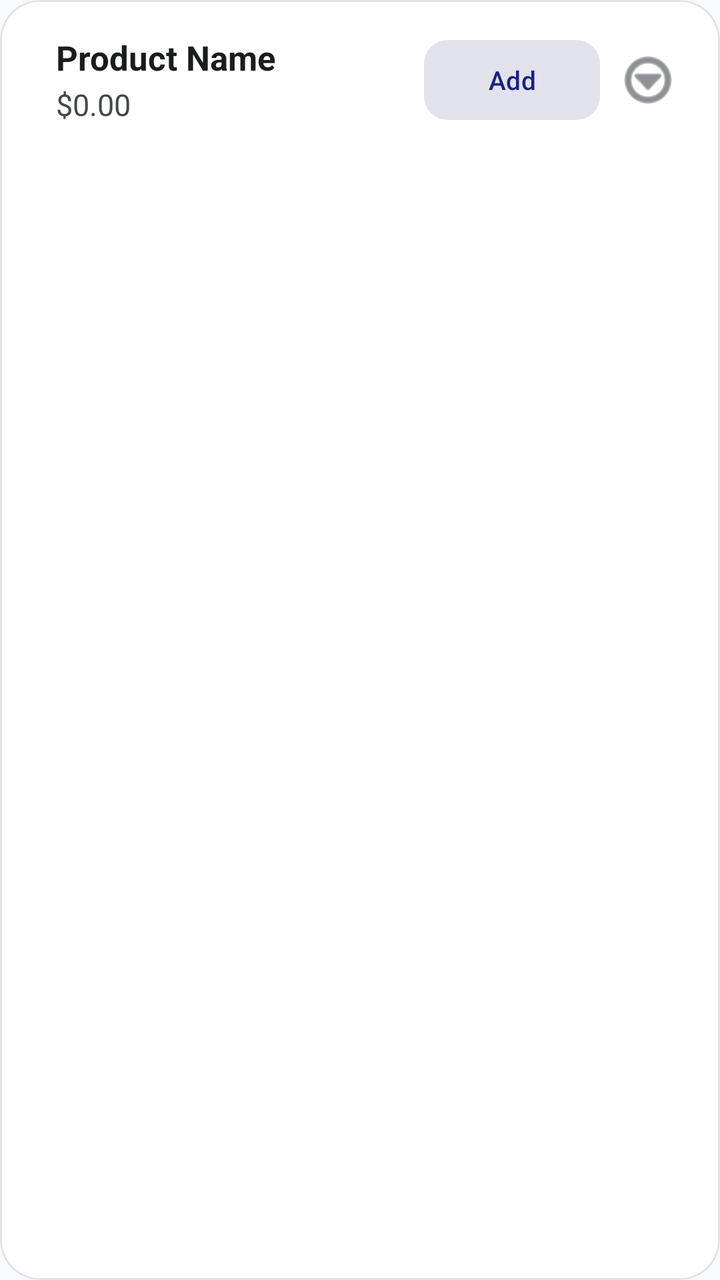
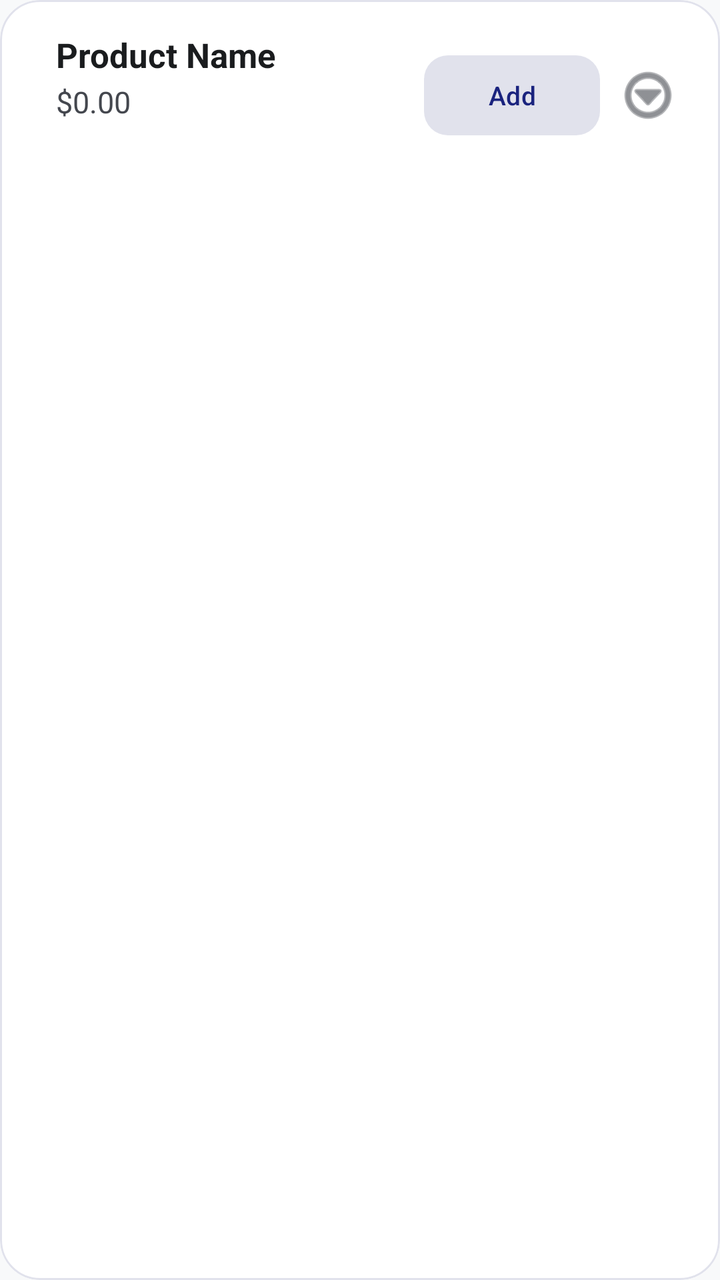

Two renders of the same Android screen: before a commit and after it. Below are the layout's source before the change and the commit's diff.
<!-- AndroidManifest.xml: application theme Theme.PosExpress -->
<!-- res/layout/product_item.xml -->
<?xml version="1.0" encoding="utf-8"?>
<com.google.android.material.card.MaterialCardView xmlns:android="http://schemas.android.com/apk/res/android"
    xmlns:app="http://schemas.android.com/apk/res-auto"
    android:id="@+id/productCard"
    android:layout_width="match_parent"
    android:layout_height="wrap_content"
    android:layout_marginHorizontal="16dp"
    android:layout_marginVertical="8dp"
    app:cardCornerRadius="20dp"
    app:cardElevation="0dp"
    app:strokeWidth="1dp"
    app:strokeColor="@color/surfaceVariant"
    app:cardBackgroundColor="@color/white">

    <LinearLayout
        android:layout_width="match_parent"
        android:layout_height="wrap_content"
        android:orientation="horizontal"
        android:gravity="center_vertical">

        
        <View
            android:id="@+id/selectionIndicator"
            android:layout_width="6dp"
            android:layout_height="match_parent"
            android:background="@color/successEmerald"
            android:visibility="gone" />

        <LinearLayout
            android:layout_width="match_parent"
            android:layout_height="wrap_content"
            android:orientation="horizontal"
            android:padding="16dp"
            android:gravity="center_vertical">



            <LinearLayout
                android:layout_width="0dp"
                android:layout_height="wrap_content"
                android:layout_weight="1"
                android:layout_marginStart="12dp"
                android:orientation="vertical">

                <LinearLayout
                    android:layout_width="wrap_content"
                    android:layout_height="wrap_content"
                    android:orientation="horizontal"
                    android:gravity="center_vertical">

                    <TextView
                        android:id="@+id/tvProductName"
                        android:layout_width="wrap_content"
                        android:layout_height="wrap_content"
                        android:text="Product Name"
                        android:textSize="17sp"
                        android:textColor="@color/textPrimary"
                        android:textStyle="bold" />

                    <TextView
                        android:id="@+id/tvQuantityBadge"
                        android:layout_width="wrap_content"
                        android:layout_height="wrap_content"
                        android:layout_marginStart="8dp"
                        android:background="@drawable/badge_background"
                        android:paddingHorizontal="8dp"
                        android:paddingVertical="2dp"
                        android:text="x1"
                        android:textColor="@color/onSuccessContainer"
                        android:textSize="11sp"
                        android:textStyle="bold"
                        android:visibility="gone" />
                </LinearLayout>

                <TextView
                    android:id="@+id/tvProductPrice"
                    android:layout_width="wrap_content"
                    android:layout_height="wrap_content"
                    android:text="$0.00"
                    android:layout_marginTop="2dp"
                    android:textSize="15sp"
                    android:textColor="@color/textSecondary" />
            </LinearLayout>

            <FrameLayout
                android:layout_width="wrap_content"
                android:layout_height="wrap_content">

                <com.google.android.material.button.MaterialButton
                    android:id="@+id/btnAddCart"
                    style="@style/Widget.Material3.Button.TonalButton"
                    android:layout_width="wrap_content"
                    android:layout_height="wrap_content"
                    android:text="Add"
                    android:textSize="13sp"
                    app:cornerRadius="12dp"
                    android:visibility="visible"/>

                <LinearLayout
                    android:id="@+id/layoutQtyControls"
                    android:layout_width="wrap_content"
                    android:layout_height="wrap_content"
                    android:orientation="horizontal"
                    android:gravity="center"
                    android:visibility="gone">

                    <com.google.android.material.button.MaterialButton
                        android:id="@+id/btnMinus"
                        style="@style/Widget.Material3.Button.IconButton.Filled.Tonal"
                        android:layout_width="32dp"
                        android:layout_height="32dp"
                        android:padding="0dp"
                        android:text="-"
                        android:textSize="16sp"
                        app:cornerRadius="8dp" />

                    <TextView
                        android:id="@+id/tvQuantity"
                        android:layout_width="wrap_content"
                        android:layout_height="wrap_content"
                        android:layout_marginHorizontal="10dp"
                        android:text="1"
                        android:textColor="@color/textPrimary"
                        android:textSize="15sp"
                        android:textStyle="bold" />

                    <com.google.android.material.button.MaterialButton
                        android:id="@+id/btnPlus"
                        style="@style/Widget.Material3.Button.IconButton.Filled"
                        android:layout_width="32dp"
                        android:layout_height="32dp"
                        android:padding="0dp"
                        android:text="+"
                        android:textSize="16sp"
                        app:cornerRadius="8dp" />

                </LinearLayout>
            </FrameLayout>

            <ImageButton
                android:id="@+id/btnMore"
                android:layout_width="40dp"
                android:layout_height="40dp"
                android:layout_marginStart="4dp"
                android:background="?attr/selectableItemBackgroundBorderless"
                android:src="@android:drawable/ic_menu_more"
                app:tint="@color/textSecondary"
                android:contentDescription="More options" />

        </LinearLayout>

    </LinearLayout>

</com.google.android.material.card.MaterialCardView>
<!-- resources referenced by this layout -->
<resources>
  <color name="onSuccessContainer">#0A3622</color>
  <color name="successEmerald">#388E3C</color>
  <color name="surfaceVariant">#E1E2EC</color>
  <color name="textPrimary">#1A1C1E</color>
  <color name="textSecondary">#44474E</color>
  <color name="white">#FFFFFF</color>
  <!-- drawable badge_background (drawable) -->
  <?xml version="1.0" encoding="utf-8"?>
  <shape xmlns:android="http://schemas.android.com/apk/res/android">
      <solid android:color="@color/successContainer" />
      <corners android:radius="8dp" />
  </shape>
  <style name="Theme.PosExpress" parent="Base.Theme.PosExpress" />
  <color name="successContainer">#D1E7DD</color>
  <style name="Base.Theme.PosExpress" parent="Theme.Material3.DayNight.NoActionBar">
          <item name="colorPrimary">@color/primaryNavy</item>
          <item name="colorOnPrimary">@color/white</item>
          <item name="android:windowBackground">@color/backgroundOffWhite</item>
          <item name="android:statusBarColor">@color/primaryNavy</item>
          <item name="colorSecondaryContainer">@color/surfaceVariant</item>
          <item name="colorOnSecondaryContainer">@color/primaryNavy</item>
      </style>
  <color name="primaryNavy">#1A237E</color>
  <color name="backgroundOffWhite">#F8F9FA</color>
</resources>

<!-- the commit's change to res/layout/product_item.xml (unified diff, before → after) -->
@@ -80,6 +80,15 @@
                     android:layout_marginTop="2dp"
                     android:textSize="15sp"
                     android:textColor="@color/textSecondary" />
+
+                <TextView
+                    android:id="@+id/tvProductCategory"
+                    android:layout_width="wrap_content"
+                    android:layout_height="wrap_content"
+                    android:layout_marginTop="2dp"
+                    android:textSize="12sp"
+                    android:textColor="@color/primaryLight"
+                    android:textStyle="italic" />
             </LinearLayout>
 
             <FrameLayout
<!-- resource entries referenced after the edit -->
@@ -1,6 +1,7 @@
 <!-- resources referenced by this layout -->
 <resources>
   <color name="onSuccessContainer">#0A3622</color>
+  <color name="primaryLight">#534BAE</color>
   <color name="successEmerald">#388E3C</color>
   <color name="surfaceVariant">#E1E2EC</color>
   <color name="textPrimary">#1A1C1E</color>
